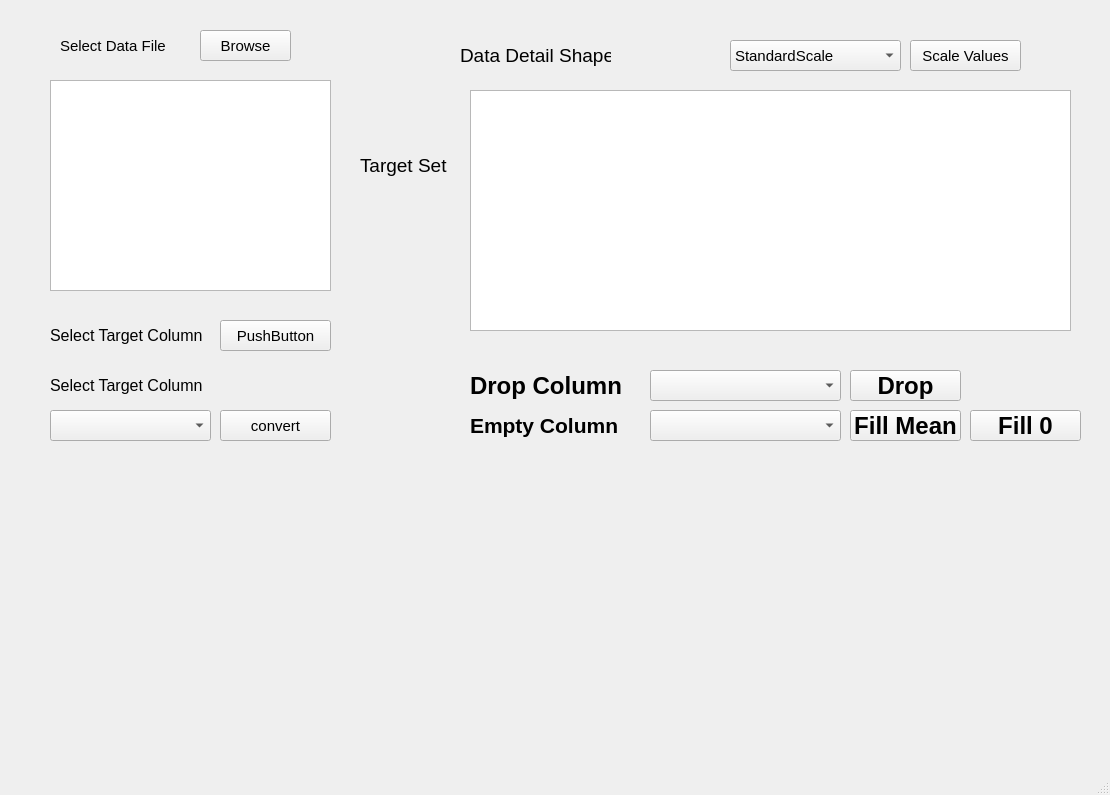
Above: mainwindow.ui from TKBIGDATA/ml_gui before the change. Below: the same form after it.
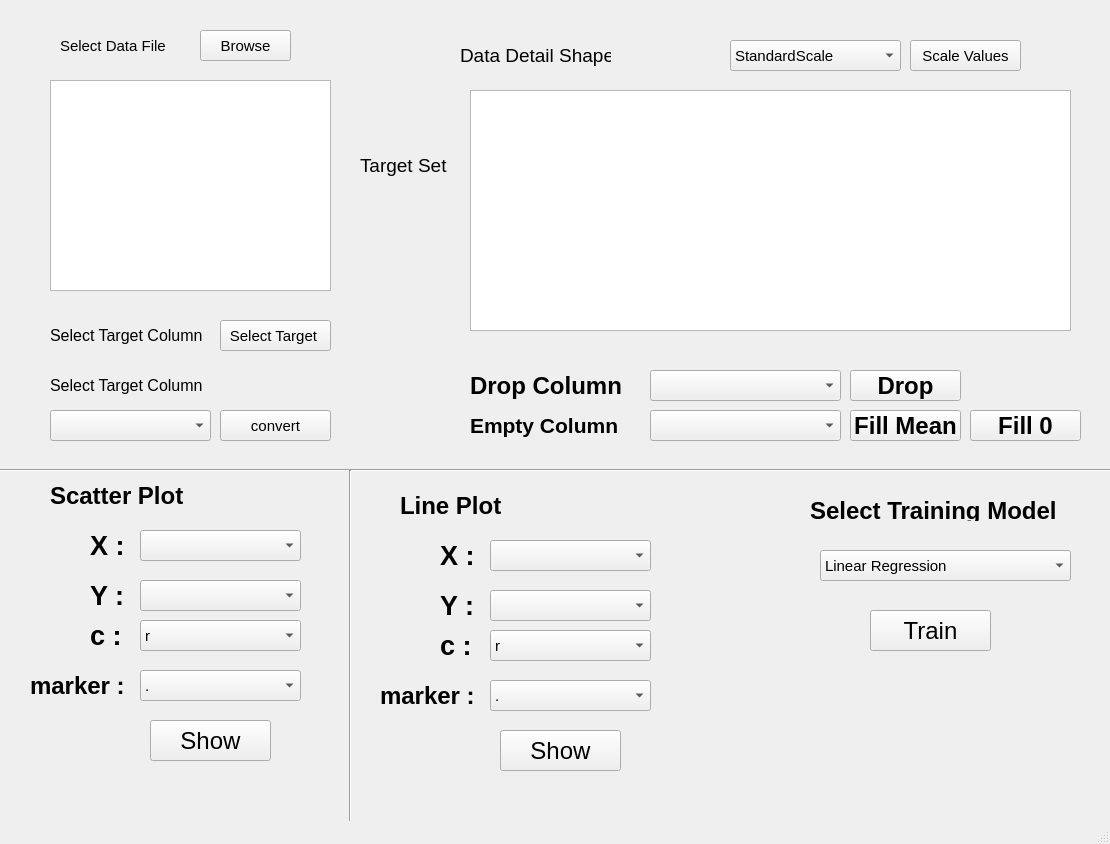
That is the form after the change.

```diff
--- a/mainwindow.ui
+++ b/mainwindow.ui
@@ -7,7 +7,7 @@
     <x>0</x>
     <y>0</y>
     <width>1110</width>
-    <height>795</height>
+    <height>844</height>
    </rect>
   </property>
   <property name="font">
@@ -205,7 +205,7 @@
      </rect>
     </property>
     <property name="text">
-     <string>PushButton</string>
+     <string>Select Target </string>
     </property>
    </widget>
    <widget class="QLabel" name="target_col">
@@ -389,6 +389,581 @@
      <string>Fill 0</string>
     </property>
    </widget>
+   <widget class="Line" name="line">
+    <property name="geometry">
+     <rect>
+      <x>0</x>
+      <y>460</y>
+      <width>1121</width>
+      <height>20</height>
+     </rect>
+    </property>
+    <property name="orientation">
+     <enum>Qt::Horizontal</enum>
+    </property>
+   </widget>
+   <widget class="QLabel" name="label_7">
+    <property name="geometry">
+     <rect>
+      <x>50</x>
+      <y>480</y>
+      <width>151</width>
+      <height>31</height>
+     </rect>
+    </property>
+    <property name="font">
+     <font>
+      <pointsize>18</pointsize>
+      <weight>75</weight>
+      <bold>true</bold>
+     </font>
+    </property>
+    <property name="text">
+     <string>Scatter Plot</string>
+    </property>
+   </widget>
+   <widget class="QLabel" name="label_12">
+    <property name="geometry">
+     <rect>
+      <x>90</x>
+      <y>530</y>
+      <width>41</width>
+      <height>31</height>
+     </rect>
+    </property>
+    <property name="font">
+     <font>
+      <pointsize>20</pointsize>
+      <weight>75</weight>
+      <bold>true</bold>
+     </font>
+    </property>
+    <property name="text">
+     <string>X :</string>
+    </property>
+   </widget>
+   <widget class="QComboBox" name="scatter_x">
+    <property name="geometry">
+     <rect>
+      <x>140</x>
+      <y>530</y>
+      <width>161</width>
+      <height>31</height>
+     </rect>
+    </property>
+   </widget>
+   <widget class="QComboBox" name="scatter_y">
+    <property name="geometry">
+     <rect>
+      <x>140</x>
+      <y>580</y>
+      <width>161</width>
+      <height>31</height>
+     </rect>
+    </property>
+   </widget>
+   <widget class="QLabel" name="label_13">
+    <property name="geometry">
+     <rect>
+      <x>90</x>
+      <y>580</y>
+      <width>41</width>
+      <height>31</height>
+     </rect>
+    </property>
+    <property name="font">
+     <font>
+      <pointsize>20</pointsize>
+      <weight>75</weight>
+      <bold>true</bold>
+     </font>
+    </property>
+    <property name="text">
+     <string>Y :</string>
+    </property>
+   </widget>
+   <widget class="QComboBox" name="scatter_c">
+    <property name="geometry">
+     <rect>
+      <x>140</x>
+      <y>620</y>
+      <width>161</width>
+      <height>31</height>
+     </rect>
+    </property>
+    <item>
+     <property name="text">
+      <string>r</string>
+     </property>
+    </item>
+    <item>
+     <property name="text">
+      <string>g</string>
+     </property>
+    </item>
+    <item>
+     <property name="text">
+      <string>b</string>
+     </property>
+    </item>
+    <item>
+     <property name="text">
+      <string>y</string>
+     </property>
+    </item>
+    <item>
+     <property name="text">
+      <string>k</string>
+     </property>
+    </item>
+   </widget>
+   <widget class="QLabel" name="label_14">
+    <property name="geometry">
+     <rect>
+      <x>90</x>
+      <y>620</y>
+      <width>41</width>
+      <height>31</height>
+     </rect>
+    </property>
+    <property name="font">
+     <font>
+      <pointsize>20</pointsize>
+      <weight>75</weight>
+      <bold>true</bold>
+     </font>
+    </property>
+    <property name="text">
+     <string>c :</string>
+    </property>
+   </widget>
+   <widget class="QComboBox" name="scatter_mark">
+    <property name="geometry">
+     <rect>
+      <x>140</x>
+      <y>670</y>
+      <width>161</width>
+      <height>31</height>
+     </rect>
+    </property>
+    <item>
+     <property name="text">
+      <string>.</string>
+     </property>
+    </item>
+    <item>
+     <property name="text">
+      <string>,</string>
+     </property>
+    </item>
+    <item>
+     <property name="text">
+      <string>o</string>
+     </property>
+    </item>
+    <item>
+     <property name="text">
+      <string>v</string>
+     </property>
+    </item>
+    <item>
+     <property name="text">
+      <string>^</string>
+     </property>
+    </item>
+    <item>
+     <property name="text">
+      <string>&lt;</string>
+     </property>
+    </item>
+    <item>
+     <property name="text">
+      <string>&gt;</string>
+     </property>
+    </item>
+    <item>
+     <property name="text">
+      <string>-</string>
+     </property>
+    </item>
+    <item>
+     <property name="text">
+      <string>1</string>
+     </property>
+    </item>
+    <item>
+     <property name="text">
+      <string>2</string>
+     </property>
+    </item>
+    <item>
+     <property name="text">
+      <string>3</string>
+     </property>
+    </item>
+    <item>
+     <property name="text">
+      <string>4</string>
+     </property>
+    </item>
+    <item>
+     <property name="text">
+      <string>8</string>
+     </property>
+    </item>
+   </widget>
+   <widget class="QLabel" name="label_15">
+    <property name="geometry">
+     <rect>
+      <x>30</x>
+      <y>670</y>
+      <width>101</width>
+      <height>31</height>
+     </rect>
+    </property>
+    <property name="font">
+     <font>
+      <pointsize>18</pointsize>
+      <weight>75</weight>
+      <bold>true</bold>
+     </font>
+    </property>
+    <property name="text">
+     <string>marker :</string>
+    </property>
+   </widget>
+   <widget class="QPushButton" name="scatterplot">
+    <property name="geometry">
+     <rect>
+      <x>150</x>
+      <y>720</y>
+      <width>121</width>
+      <height>41</height>
+     </rect>
+    </property>
+    <property name="font">
+     <font>
+      <pointsize>18</pointsize>
+     </font>
+    </property>
+    <property name="text">
+     <string>Show</string>
+    </property>
+   </widget>
+   <widget class="Line" name="line_2">
+    <property name="geometry">
+     <rect>
+      <x>340</x>
+      <y>470</y>
+      <width>20</width>
+      <height>351</height>
+     </rect>
+    </property>
+    <property name="orientation">
+     <enum>Qt::Vertical</enum>
+    </property>
+   </widget>
+   <widget class="QLabel" name="label_16">
+    <property name="geometry">
+     <rect>
+      <x>440</x>
+      <y>630</y>
+      <width>41</width>
+      <height>31</height>
+     </rect>
+    </property>
+    <property name="font">
+     <font>
+      <pointsize>20</pointsize>
+      <weight>75</weight>
+      <bold>true</bold>
+     </font>
+    </property>
+    <property name="text">
+     <string>c :</string>
+    </property>
+   </widget>
+   <widget class="QComboBox" name="plot_mark">
+    <property name="geometry">
+     <rect>
+      <x>490</x>
+      <y>680</y>
+      <width>161</width>
+      <height>31</height>
+     </rect>
+    </property>
+    <item>
+     <property name="text">
+      <string>.</string>
+     </property>
+    </item>
+    <item>
+     <property name="text">
+      <string>,</string>
+     </property>
+    </item>
+    <item>
+     <property name="text">
+      <string>o</string>
+     </property>
+    </item>
+    <item>
+     <property name="text">
+      <string>v</string>
+     </property>
+    </item>
+    <item>
+     <property name="text">
+      <string>^</string>
+     </property>
+    </item>
+    <item>
+     <property name="text">
+      <string>&lt;</string>
+     </property>
+    </item>
+    <item>
+     <property name="text">
+      <string>&gt;</string>
+     </property>
+    </item>
+    <item>
+     <property name="text">
+      <string>-</string>
+     </property>
+    </item>
+    <item>
+     <property name="text">
+      <string>1</string>
+     </property>
+    </item>
+    <item>
+     <property name="text">
+      <string>2</string>
+     </property>
+    </item>
+    <item>
+     <property name="text">
+      <string>3</string>
+     </property>
+    </item>
+    <item>
+     <property name="text">
+      <string>4</string>
+     </property>
+    </item>
+    <item>
+     <property name="text">
+      <string>8</string>
+     </property>
+    </item>
+   </widget>
+   <widget class="QComboBox" name="plot_x">
+    <property name="geometry">
+     <rect>
+      <x>490</x>
+      <y>540</y>
+      <width>161</width>
+      <height>31</height>
+     </rect>
+    </property>
+   </widget>
+   <widget class="QLabel" name="label_17">
+    <property name="geometry">
+     <rect>
+      <x>380</x>
+      <y>680</y>
+      <width>101</width>
+      <height>31</height>
+     </rect>
+    </property>
+    <property name="font">
+     <font>
+      <pointsize>18</pointsize>
+      <weight>75</weight>
+      <bold>true</bold>
+     </font>
+    </property>
+    <property name="text">
+     <string>marker :</string>
+    </property>
+   </widget>
+   <widget class="QComboBox" name="plot_y">
+    <property name="geometry">
+     <rect>
+      <x>490</x>
+      <y>590</y>
+      <width>161</width>
+      <height>31</height>
+     </rect>
+    </property>
+   </widget>
+   <widget class="QPushButton" name="plot">
+    <property name="geometry">
+     <rect>
+      <x>500</x>
+      <y>730</y>
+      <width>121</width>
+      <height>41</height>
+     </rect>
+    </property>
+    <property name="font">
+     <font>
+      <pointsize>18</pointsize>
+     </font>
+    </property>
+    <property name="text">
+     <string>Show</string>
+    </property>
+   </widget>
+   <widget class="QComboBox" name="plot_c">
+    <property name="geometry">
+     <rect>
+      <x>490</x>
+      <y>630</y>
+      <width>161</width>
+      <height>31</height>
+     </rect>
+    </property>
+    <item>
+     <property name="text">
+      <string>r</string>
+     </property>
+    </item>
+    <item>
+     <property name="text">
+      <string>g</string>
+     </property>
+    </item>
+    <item>
+     <property name="text">
+      <string>b</string>
+     </property>
+    </item>
+    <item>
+     <property name="text">
+      <string>y</string>
+     </property>
+    </item>
+    <item>
+     <property name="text">
+      <string>k</string>
+     </property>
+    </item>
+   </widget>
+   <widget class="QLabel" name="label_8">
+    <property name="geometry">
+     <rect>
+      <x>400</x>
+      <y>490</y>
+      <width>151</width>
+      <height>31</height>
+     </rect>
+    </property>
+    <property name="font">
+     <font>
+      <pointsize>18</pointsize>
+      <weight>75</weight>
+      <bold>true</bold>
+     </font>
+    </property>
+    <property name="text">
+     <string>Line Plot</string>
+    </property>
+   </widget>
+   <widget class="QLabel" name="label_18">
+    <property name="geometry">
+     <rect>
+      <x>440</x>
+      <y>540</y>
+      <width>41</width>
+      <height>31</height>
+     </rect>
+    </property>
+    <property name="font">
+     <font>
+      <pointsize>20</pointsize>
+      <weight>75</weight>
+      <bold>true</bold>
+     </font>
+    </property>
+    <property name="text">
+     <string>X :</string>
+    </property>
+   </widget>
+   <widget class="QLabel" name="label_19">
+    <property name="geometry">
+     <rect>
+      <x>440</x>
+      <y>590</y>
+      <width>41</width>
+      <height>31</height>
+     </rect>
+    </property>
+    <property name="font">
+     <font>
+      <pointsize>20</pointsize>
+      <weight>75</weight>
+      <bold>true</bold>
+     </font>
+    </property>
+    <property name="text">
+     <string>Y :</string>
+    </property>
+   </widget>
+   <widget class="QLabel" name="label_9">
+    <property name="geometry">
+     <rect>
+      <x>810</x>
+      <y>500</y>
+      <width>251</width>
+      <height>21</height>
+     </rect>
+    </property>
+    <property name="font">
+     <font>
+      <pointsize>18</pointsize>
+      <weight>75</weight>
+      <bold>true</bold>
+     </font>
+    </property>
+    <property name="text">
+     <string>Select Training Model</string>
+    </property>
+   </widget>
+   <widget class="QComboBox" name="model_select">
+    <property name="geometry">
+     <rect>
+      <x>820</x>
+      <y>550</y>
+      <width>251</width>
+      <height>31</height>
+     </rect>
+    </property>
+    <item>
+     <property name="text">
+      <string>Linear Regression</string>
+     </property>
+    </item>
+   </widget>
+   <widget class="QPushButton" name="train">
+    <property name="geometry">
+     <rect>
+      <x>870</x>
+      <y>610</y>
+      <width>121</width>
+      <height>41</height>
+     </rect>
+    </property>
+    <property name="font">
+     <font>
+      <pointsize>18</pointsize>
+     </font>
+    </property>
+    <property name="text">
+     <string>Train</string>
+    </property>
+   </widget>
   </widget>
   <widget class="QMenuBar" name="menubar">
    <property name="geometry">
```
